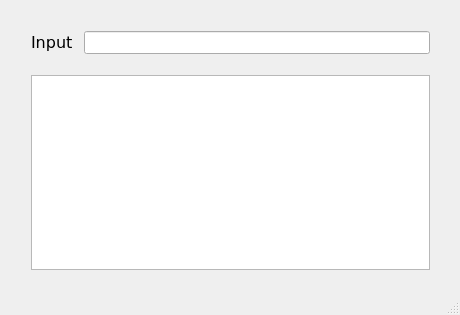
Before: the Qt Designer form Qt/TaskyDesign1/taskydesign.ui in akkudub/Tasky, drawn with Qt 5.
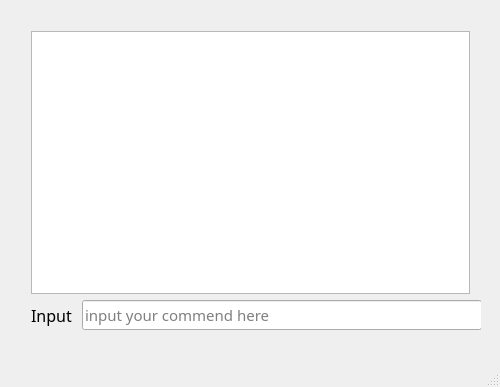
After: the same form once the commit is applied.

Patch:
```diff
--- a/Qt/TaskyDesign1/taskydesign.ui
+++ b/Qt/TaskyDesign1/taskydesign.ui
@@ -6,8 +6,8 @@
    <rect>
     <x>0</x>
     <y>0</y>
-    <width>460</width>
-    <height>315</height>
+    <width>500</width>
+    <height>387</height>
    </rect>
   </property>
   <property name="minimumSize">
@@ -18,8 +18,8 @@
   </property>
   <property name="maximumSize">
    <size>
-    <width>460</width>
-    <height>315</height>
+    <width>500</width>
+    <height>400</height>
    </size>
   </property>
   <property name="windowTitle">
@@ -31,21 +31,38 @@
      <rect>
       <x>20</x>
       <y>20</y>
-      <width>421</width>
-      <height>261</height>
+      <width>461</width>
+      <height>321</height>
      </rect>
     </property>
     <layout class="QVBoxLayout" name="verticalLayout">
+     <item>
+      <widget class="QTextEdit" name="DisplayPanel">
+       <property name="font">
+        <font>
+         <family>Segoe UI</family>
+         <pointsize>10</pointsize>
+        </font>
+       </property>
+       <property name="readOnly">
+        <bool>true</bool>
+       </property>
+       <property name="html">
+        <string>&lt;!DOCTYPE HTML PUBLIC &quot;-//W3C//DTD HTML 4.0//EN&quot; &quot;http://www.w3.org/TR/REC-html40/strict.dtd&quot;&gt;
+&lt;html&gt;&lt;head&gt;&lt;meta name=&quot;qrichtext&quot; content=&quot;1&quot; /&gt;&lt;style type=&quot;text/css&quot;&gt;
+p, li { white-space: pre-wrap; }
+&lt;/style&gt;&lt;/head&gt;&lt;body style=&quot; font-family:'Segoe UI'; font-size:10pt; font-weight:400; font-style:normal;&quot;&gt;
+&lt;p style=&quot;-qt-paragraph-type:empty; margin-top:0px; margin-bottom:0px; margin-left:0px; margin-right:0px; -qt-block-indent:0; text-indent:0px; font-size:8pt;&quot;&gt;&lt;br /&gt;&lt;/p&gt;&lt;/body&gt;&lt;/html&gt;</string>
+       </property>
+      </widget>
+     </item>
      <item>
       <layout class="QHBoxLayout" name="horizontalLayout">
-       <property name="bottomMargin">
-        <number>15</number>
-       </property>
        <item>
         <widget class="QLabel" name="InputLabel">
          <property name="font">
           <font>
-           <family>Verdana</family>
+           <family>Segoe Print</family>
            <pointsize>12</pointsize>
            <weight>50</weight>
            <bold>false</bold>
@@ -58,28 +75,59 @@
        </item>
        <item>
         <widget class="QLineEdit" name="InputBox">
+         <property name="sizePolicy">
+          <sizepolicy hsizetype="Expanding" vsizetype="Preferred">
+           <horstretch>0</horstretch>
+           <verstretch>0</verstretch>
+          </sizepolicy>
+         </property>
+         <property name="minimumSize">
+          <size>
+           <width>400</width>
+           <height>25</height>
+          </size>
+         </property>
+         <property name="maximumSize">
+          <size>
+           <width>16777215</width>
+           <height>30</height>
+          </size>
+         </property>
          <property name="font">
           <font>
-           <pointsize>10</pointsize>
+           <family>Segoe Print</family>
+           <pointsize>11</pointsize>
           </font>
          </property>
+         <property name="placeholderText">
+          <string>input your commend here</string>
+         </property>
         </widget>
        </item>
       </layout>
      </item>
-     <item>
-      <widget class="QListWidget" name="DisplayPanel">
-       <property name="font">
-        <font>
-         <pointsize>10</pointsize>
-        </font>
-       </property>
-      </widget>
-     </item>
     </layout>
    </widget>
   </widget>
-  <widget class="QStatusBar" name="statusBar"/>
+  <widget class="QStatusBar" name="statusBar">
+   <property name="sizePolicy">
+    <sizepolicy hsizetype="Preferred" vsizetype="Preferred">
+     <horstretch>0</horstretch>
+     <verstretch>0</verstretch>
+    </sizepolicy>
+   </property>
+   <property name="minimumSize">
+    <size>
+     <width>400</width>
+     <height>25</height>
+    </size>
+   </property>
+   <property name="font">
+    <font>
+     <pointsize>11</pointsize>
+    </font>
+   </property>
+  </widget>
  </widget>
  <layoutdefault spacing="6" margin="11"/>
  <resources>
```
